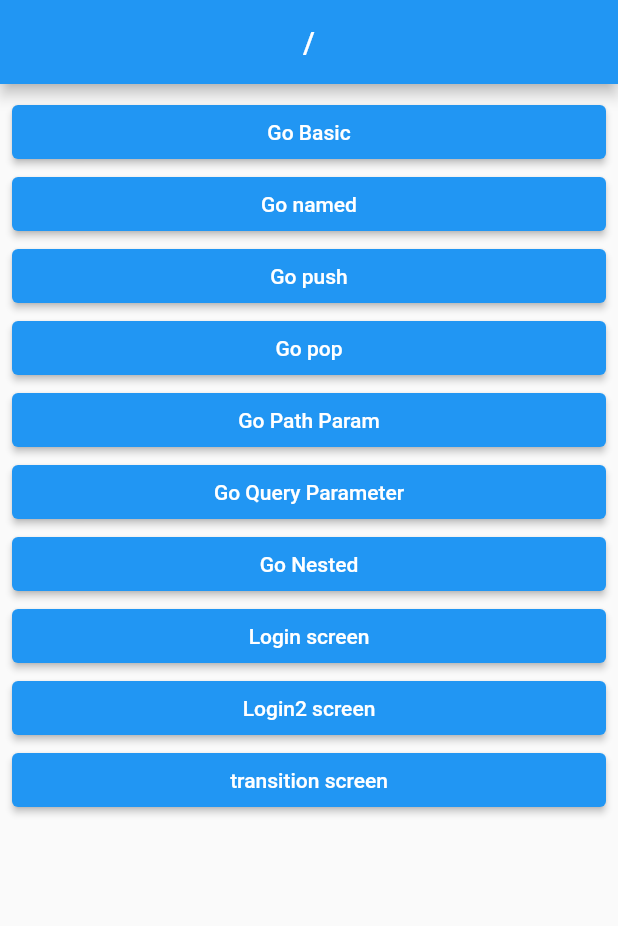
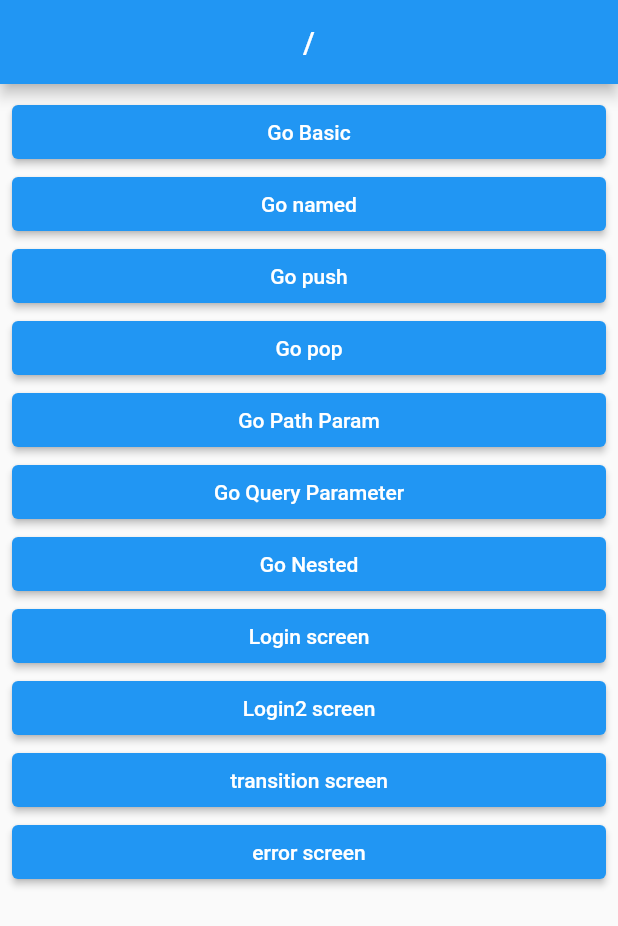
Before and after one commit to so0ng0970/river_pod, a Flutter app: the screen it shows after launch, on a phone screen of 412 x 824 dp. Shown: the top 926 px of the screen. Run offline on Flutter 3.47's test engine with Material 2 defaults, Android fonts, the phone set to English and light mode, and no system bars; our stand-ins replace flutter_riverpod, go_router, riverpod_annotation; generated files the repository leaves out were written again.

Commit message:
feat:error

```diff
--- a/lib/go_louter/route/router.dart
+++ b/lib/go_louter/route/router.dart
@@ -1,6 +1,7 @@
 import 'package:flutter/material.dart';
 import 'package:go_router/go_router.dart';
 import 'package:river_pd/go_louter/screens/10_transition_screen1.dart';
+import 'package:river_pd/go_louter/screens/11.error_screen.dart';
 import 'package:river_pd/go_louter/screens/1_basic_screen.dart';
 import 'package:river_pd/go_louter/screens/2_named_screen.dart';
 import 'package:river_pd/go_louter/screens/3_push_screen.dart';
@@ -167,4 +168,5 @@ final router = GoRouter(
       ],
     ),
   ],
+  errorBuilder: (context, state) => ErrorScreen(error: state.error.toString()),
 );
--- /dev/null
+++ b/lib/go_louter/screens/11.error_screen.dart
@@ -0,0 +1,26 @@
+import 'package:flutter/material.dart';
+import 'package:go_router/go_router.dart';
+
+class ErrorScreen extends StatelessWidget {
+  final String error;
+  const ErrorScreen({required this.error, super.key});
+
+  @override
+  Widget build(BuildContext context) {
+    return Scaffold(
+      appBar: AppBar(
+        title: const Text('에러'),
+      ),
+      body: ListView(
+        children: [
+          Text('error:$error'),
+          ElevatedButton(
+              onPressed: () {
+                context.go('/');
+              },
+              child: const Text('Home screen'))
+        ],
+      ),
+    );
+  }
+}
--- a/lib/go_louter/screens/root_screen.dart
+++ b/lib/go_louter/screens/root_screen.dart
@@ -102,6 +102,16 @@ class RootScreen extends StatelessWidget {
               'transition screen',
             ),
           ),
+          ElevatedButton(
+            onPressed: () {
+              context.go(
+                '/error',
+              );
+            },
+            child: const Text(
+              'error screen',
+            ),
+          ),
         ],
       ),
     );
```
